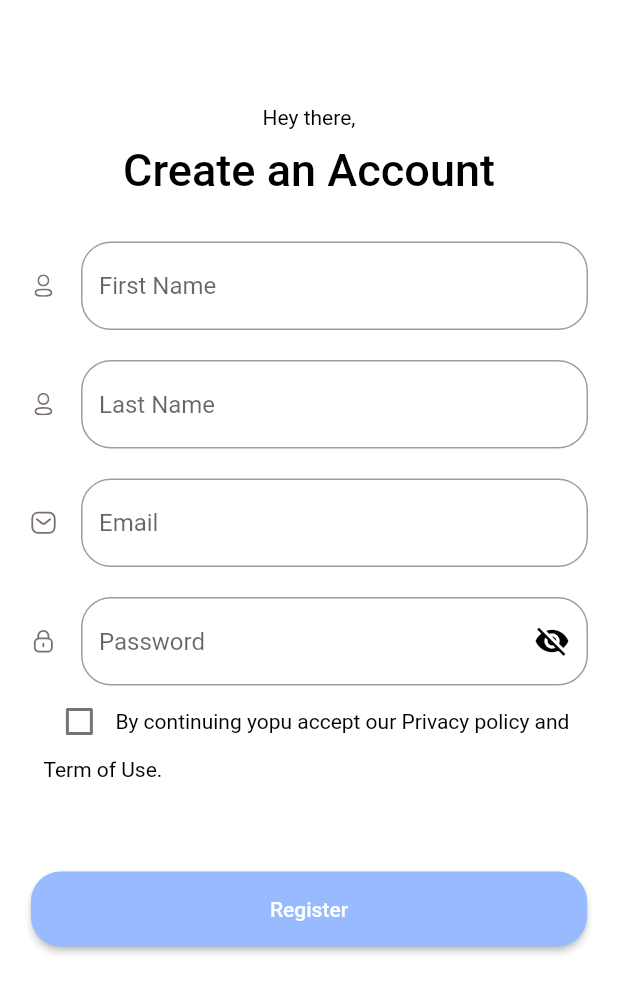
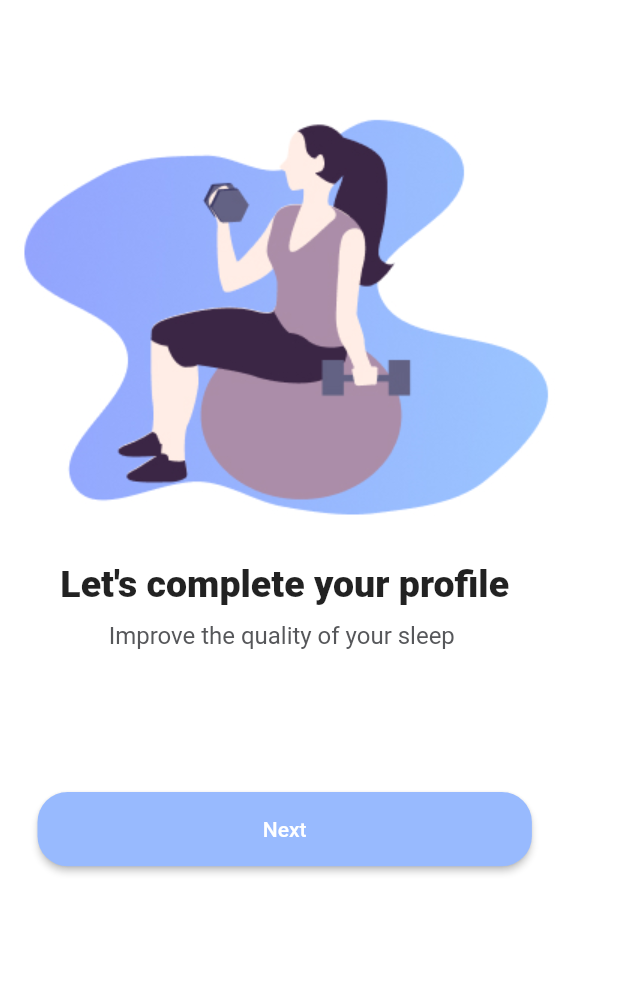
Before and after one commit to salvagb1/fitness, a Flutter app: the CreateAccount screen opened directly, after a tap on "Register", on a phone screen of 412 x 824 dp. Shown: the top 993 px of the screen. Run offline on Flutter 3.47's test engine with Material 2 defaults, Android fonts, the phone set to English and light mode, and no system bars; our stand-ins replace flutter_svg.

Commit message:
update 2

```diff
--- a/lib/pages/completeprofile.dart
+++ b/lib/pages/completeprofile.dart
@@ -0,0 +1,78 @@
+import 'package:flutter/material.dart';
+
+class CompleteProfile extends StatefulWidget {
+  const CompleteProfile({Key? key}) : super(key: key);
+
+  @override
+  State<CompleteProfile> createState() => _CompleteProfileState();
+}
+
+class _CompleteProfileState extends State<CompleteProfile> {
+  var _lista = ['Male', 'Woman'];
+
+  @override
+  Widget build(BuildContext context) {
+    return Scaffold(
+      body: SingleChildScrollView(
+        child: Column(
+          children: [
+            const SizedBox(
+              child:
+                  Image(image: AssetImage('assets/images/completeprofile.jpg')),
+            ),
+            Padding(
+              padding: const EdgeInsets.all(25),
+              child: Column(
+                crossAxisAlignment: CrossAxisAlignment.center,
+                children: [
+                  const SizedBox(
+                    child: Text(
+                      "Let's complete your profile",
+                      style: TextStyle(
+                        fontSize: 25.0,
+                        fontWeight: FontWeight.w900,
+                      ),
+                    ),
+                  ),
+                  const SizedBox(
+                    height: 10,
+                  ),
+                  const SizedBox(
+                    child: Text(
+                      "Improve the quality of your sleep ",
+                      style: TextStyle(fontSize: 16, color: Color(0xff56575a)),
+                    ),
+                  ),
+                  const SizedBox(
+                    height: 95,
+                  ),
+                  SizedBox(
+                    width: MediaQuery.of(context).size.width * 0.8,
+                    height: MediaQuery.of(context).size.width * 0.12,
+                    child: ElevatedButton(
+                      onPressed: () {},
+                      child: const Text(
+                        'Next',
+                        style: TextStyle(
+                          color: Colors.white,
+                        ),
+                      ),
+                      style: ButtonStyle(
+                        backgroundColor: MaterialStateProperty.all<Color>(
+                            const Color(0xff98BAFE)),
+                        shape:
+                            MaterialStateProperty.all<RoundedRectangleBorder>(
+                                RoundedRectangleBorder(
+                                    borderRadius: BorderRadius.circular(20))),
+                      ),
+                    ),
+                  ),
+                ],
+              ),
+            ),
+          ],
+        ),
+      ),
+    );
+  }
+}
--- a/lib/pages/create_account.dart
+++ b/lib/pages/create_account.dart
@@ -1,3 +1,4 @@
+import 'package:fitness/pages/completeprofile.dart';
 import 'package:flutter/material.dart';
 import 'package:flutter_svg/flutter_svg.dart';
 
@@ -150,7 +151,11 @@ class _CreateAccountState extends State<CreateAccount> {
                 height: 50,
                 width: MediaQuery.of(context).size.width * 0.9,
                 child: ElevatedButton(
-                  onPressed: () {},
+                  onPressed: () => Navigator.push(
+                      context,
+                      MaterialPageRoute(
+                        builder: (context) => const CompleteProfile(),
+                      )),
                   child: const Text(
                     "Register",
                     style: TextStyle(
--- a/lib/pages/home.dart
+++ b/lib/pages/home.dart
@@ -48,7 +48,7 @@ class _HomeState extends State<Home> {
                             borderRadius: BorderRadius.circular(20))),
                   ),
                 ),
-              )
+              ),
             ],
           ),
         ),
```
Also changed, not shown: assets/images/completeprofile.jpg (added).
